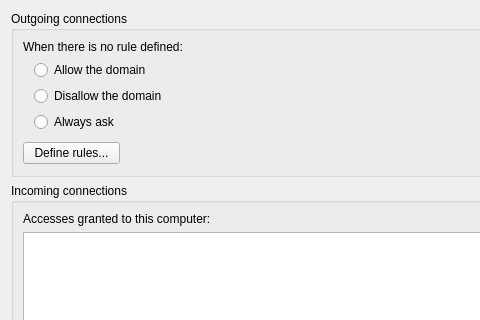
The window that kcontrol/remotewidgets/generalpage.ui (mgottschlag/kwin-tiling) describes before a commit, drawn with Qt 5; both pictures show x 0 to 480 and y 0 to 320 of the 665 by 571 pixel window.
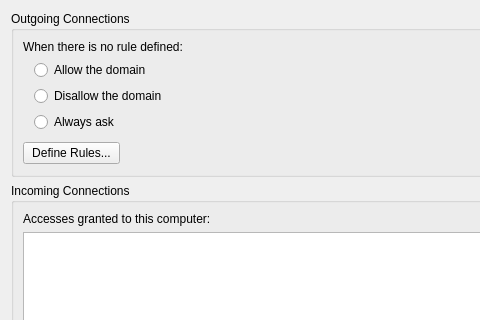
The same window after the commit.

Commit message: Make strings comply to the KDE HIG

What changed in the file:
```diff
--- a/kcontrol/remotewidgets/generalpage.ui
+++ b/kcontrol/remotewidgets/generalpage.ui
@@ -14,7 +14,7 @@
    <item>
     <widget class="QGroupBox" name="groupBox_2">
      <property name="title">
-      <string>Outgoing connections</string>
+      <string>Outgoing Connections</string>
      </property>
      <layout class="QGridLayout" name="gridLayout_2">
       <item row="0" column="0" colspan="3">
@@ -80,7 +80,7 @@
       <item row="5" column="0" colspan="2">
        <widget class="QPushButton" name="pushButton">
         <property name="text">
-         <string>Define rules...</string>
+         <string>Define Rules...</string>
         </property>
        </widget>
       </item>
@@ -103,7 +103,7 @@
    <item>
     <widget class="QGroupBox" name="groupBox">
      <property name="title">
-      <string>Incoming connections</string>
+      <string>Incoming Connections</string>
      </property>
      <layout class="QGridLayout" name="gridLayout">
       <item row="0" column="0" colspan="2">
```
The commit also changes 1 other file.
